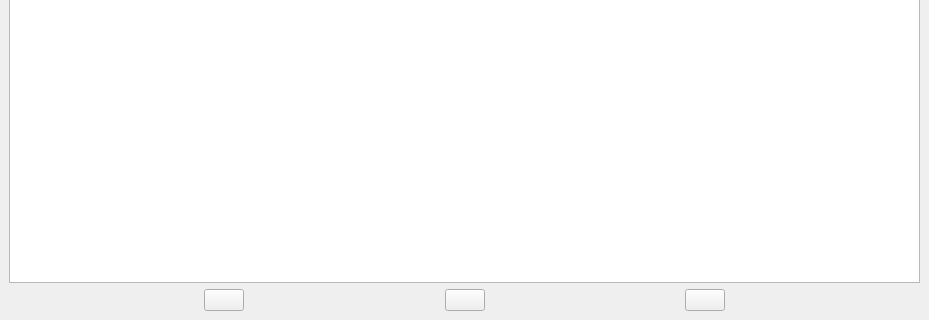
Qt form FinalProject/Tweeterak/mainwindow.ui (amirhosseinbt/FinalProject_AP) before a commit; both pictures show x 0 to 929 and y 280 to 600 of the 929 by 600 pixel window.
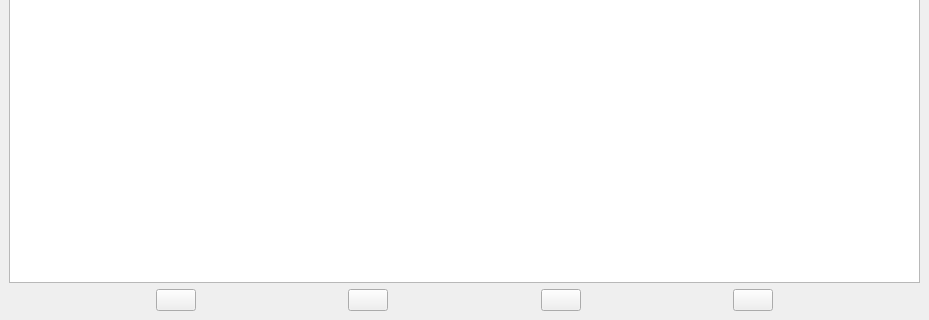
The same form after that commit.

What changed in the file:
```diff
--- a/FinalProject/Tweeterak/mainwindow.ui
+++ b/FinalProject/Tweeterak/mainwindow.ui
@@ -291,6 +291,26 @@
         </property>
        </widget>
       </item>
+      <item>
+       <spacer name="horizontalSpacer_10">
+        <property name="orientation">
+         <enum>Qt::Horizontal</enum>
+        </property>
+        <property name="sizeHint" stdset="0">
+         <size>
+          <width>40</width>
+          <height>20</height>
+         </size>
+        </property>
+       </spacer>
+      </item>
+      <item>
+       <widget class="QPushButton" name="btn_retweet">
+        <property name="text">
+         <string/>
+        </property>
+       </widget>
+      </item>
       <item>
        <spacer name="horizontalSpacer_5">
         <property name="orientation">
```
Left out of the diff: 2 changed lines with no effect on the pictures.
